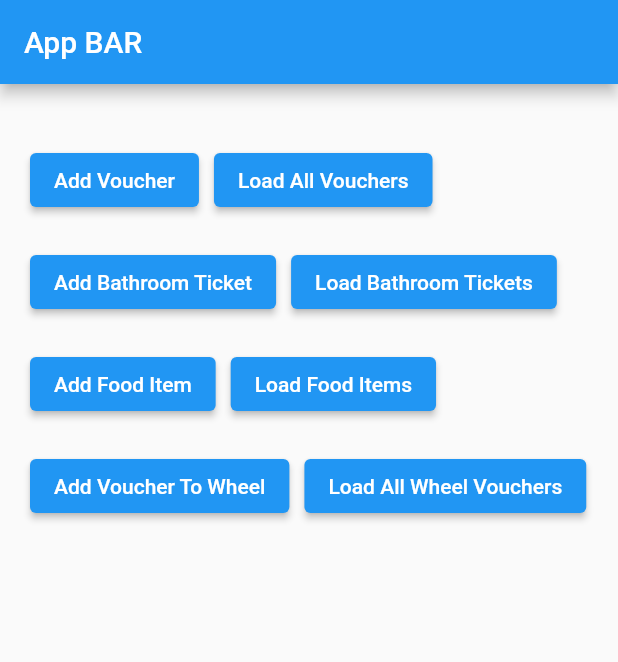
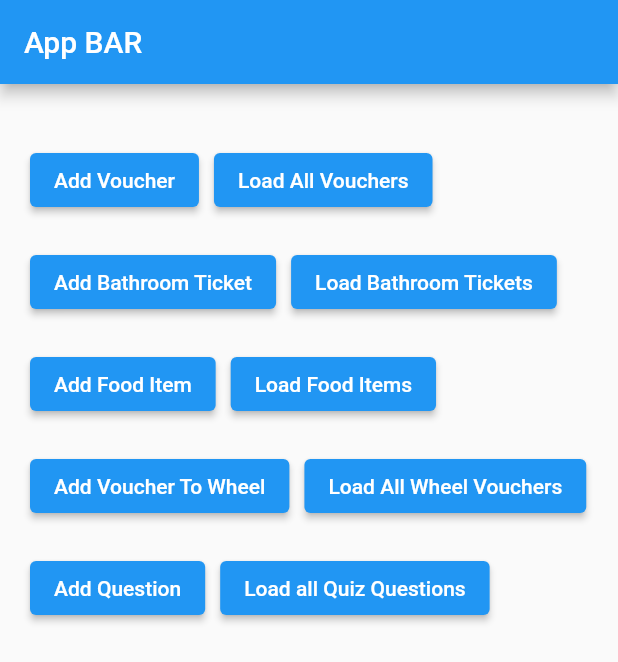
Before and after one commit to jurej1/ms_kopalisce_admin_panel, a Flutter app: the screen it shows after launch, on a phone screen of 412 x 824 dp. Shown: the top 662 px of the screen. Run offline on Flutter 3.47's test engine with Material 2 defaults, Android fonts, the phone set to English and light mode, and no system bars; our stand-ins replace bloc, cloud_firestore, equatable, firebase_core, flutter_bloc, formz and 1 more; missing offline and left inert: coupon_repository, dart:html, price_repository; accounts and stored records are empty.

Commit message:
files prepared

```diff
--- a/lib/home.dart
+++ b/lib/home.dart
@@ -88,6 +88,24 @@ class Home extends StatelessWidget {
                 ),
               ],
             ),
+            const SizedBox(height: 20),
+            Row(
+              children: [
+                ElevatedButton(
+                  onPressed: () {
+                    Navigator.of(context).push(AddVoucherFormView.routeAddToWheel(context));
+                  },
+                  child: const Text('Add Question'),
+                ),
+                const SizedBox(width: 10),
+                ElevatedButton(
+                  onPressed: () {
+                    Navigator.of(context).push(VouchersWheelListView.route(context));
+                  },
+                  child: const Text('Load all Quiz Questions'),
+                ),
+              ],
+            ),
           ],
         ),
       ),
--- /dev/null
+++ b/lib/quiz/quiz.dart
@@ -0,0 +1,4 @@
+export 'blocs/blocs.dart';
+export 'models/models.dart';
+export 'view/view.dart';
+export 'widgets/widgets.dart';
```
Also changed, not shown: lib/quiz/blocs/blocs.dart (added), lib/quiz/models/models.dart (added), lib/quiz/view/view.dart (added), lib/quiz/widgets/widgets.dart (added), pubspec.lock.
